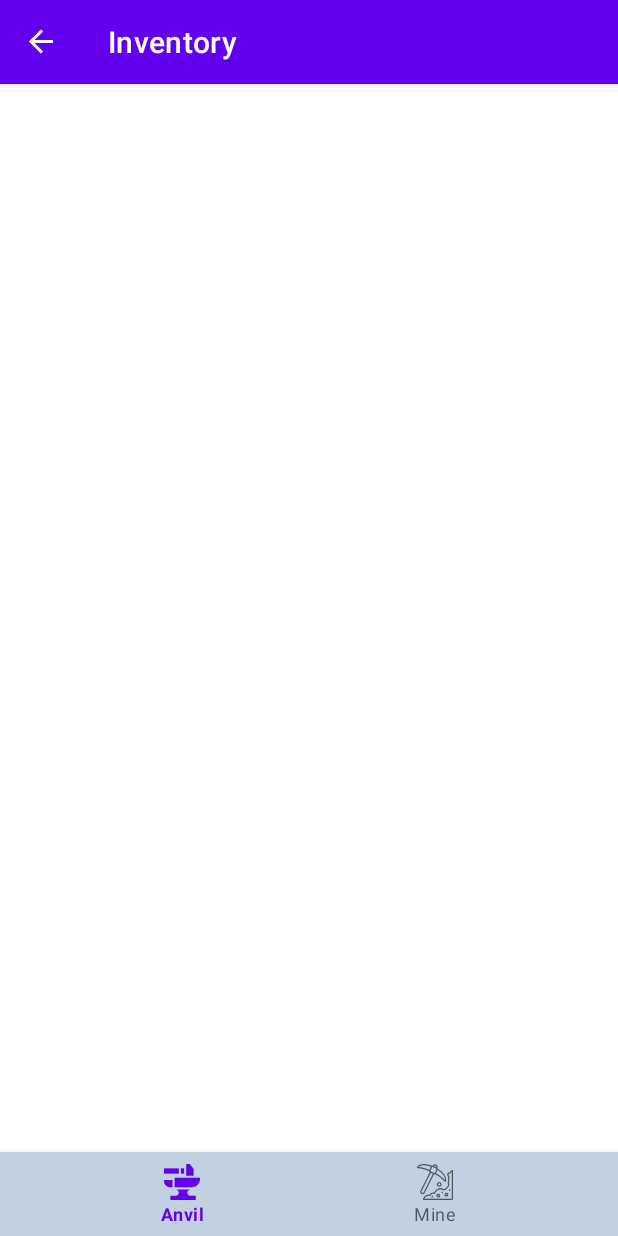
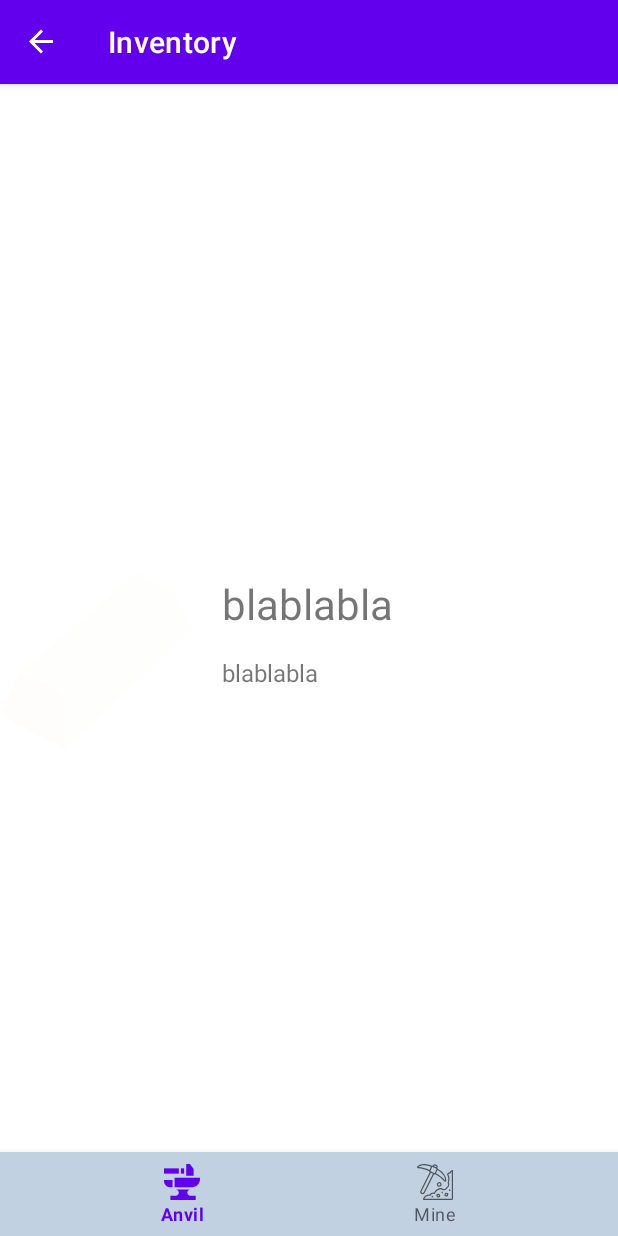
Before and after one commit to flockoloco/TheTwinsC-app, an Android app: the screen it shows after launch (MainActivity), in the side drawer, after a tap on "Inventory", on a phone screen of 412 x 824 dp. Run offline under Robolectric (Android 15) with nearby library versions, the phone set to English and light mode, and no system bars; our stand-ins replace data binding, navigation-ui.

Commit message:
bkablablabla funcionando alguma coisa mas nao sei oq so sei que se voce leu ate aqui voce 'e gay hahahahahahhahaha serio para de ler

```diff
--- /dev/null
+++ b/app/src/main/java/com/example/mainactivity/InvAdapter.kt
@@ -0,0 +1,32 @@
+package com.example.mainactivity
+
+import android.graphics.drawable.Drawable
+import android.view.LayoutInflater
+import android.view.View
+import android.view.ViewGroup
+import android.widget.ImageView
+import android.widget.TextView
+import androidx.recyclerview.widget.RecyclerView
+
+class InvAdapter (var itemInv: List<Inventory>) : RecyclerView.Adapter<InvAdapter.InvViewHolder>() {
+
+    inner class InvViewHolder(itemView: View) : RecyclerView.ViewHolder(itemView)
+
+    override fun onCreateViewHolder(parent: ViewGroup, viewType: Int): InvViewHolder {
+        val view = LayoutInflater.from(parent.context).inflate(R.layout.inventory_layout, parent, false)
+        return InvViewHolder(view)
+    }
+
+    override fun getItemCount(): Int {
+        return itemInv.size
+    }
+
+    override fun onBindViewHolder(holder: InvViewHolder, position: Int) {
+        holder.itemView.apply{
+            findViewById<TextView>(R.id.invName).text = itemInv[position].name
+            findViewById<TextView>(R.id.invDescription).text = itemInv[position].details
+            findViewById<ImageView>(R.id.invIcon).imageAlpha = itemInv[position].icon
+        }
+    }
+
+}
--- a/app/src/main/java/com/example/mainactivity/Inventory.kt
+++ b/app/src/main/java/com/example/mainactivity/Inventory.kt
@@ -1,4 +1,6 @@
 package com.example.mainactivity
+
+import android.graphics.drawable.Drawable
 
 data class Inventory(var name: String, var details: String, var icon: Int){
 
--- a/app/src/main/java/com/example/mainactivity/InventoryFragment.kt
+++ b/app/src/main/java/com/example/mainactivity/InventoryFragment.kt
@@ -5,20 +5,31 @@ import androidx.fragment.app.Fragment
 import android.view.LayoutInflater
 import android.view.View
 import android.view.ViewGroup
-import com.example.mainactivity.databinding.FragmentInventoryBinding
+import androidx.recyclerview.widget.LinearLayoutManager
+import androidx.recyclerview.widget.RecyclerView
 
-class InventoryFragment : Fragment() {
-    lateinit var binding:FragmentInventoryBinding
+class InventoryFragment : Fragment(R.layout.fragment_inventory) {
+    private var inventoryLayout: RecyclerView.LayoutManager? = null
 
     override fun onCreate(savedInstanceState: Bundle?) {
         super.onCreate(savedInstanceState)
+
     }
 
     override fun onCreateView(
         inflater: LayoutInflater, container: ViewGroup?,
         savedInstanceState: Bundle?
     ): View? {
-        binding = FragmentInventoryBinding.inflate(inflater)
-        return binding.root
+        return inflater.inflate(R.layout.fragment_inventory, container, false)
+    }
+
+    override fun onViewCreated(view: View, savedInstanceState: Bundle?) {
+        super.onViewCreated(view, savedInstanceState)
+        var invList = mutableListOf(
+                Inventory("blablabla", "blablabla", 2)
+        )
+        val invRecycler = view?.findViewById<RecyclerView>(R.id.invRecycler)
+        invRecycler.adapter = InvAdapter(invList)
+        invRecycler.layoutManager = LinearLayoutManager(this.activity)
     }
 }
```
